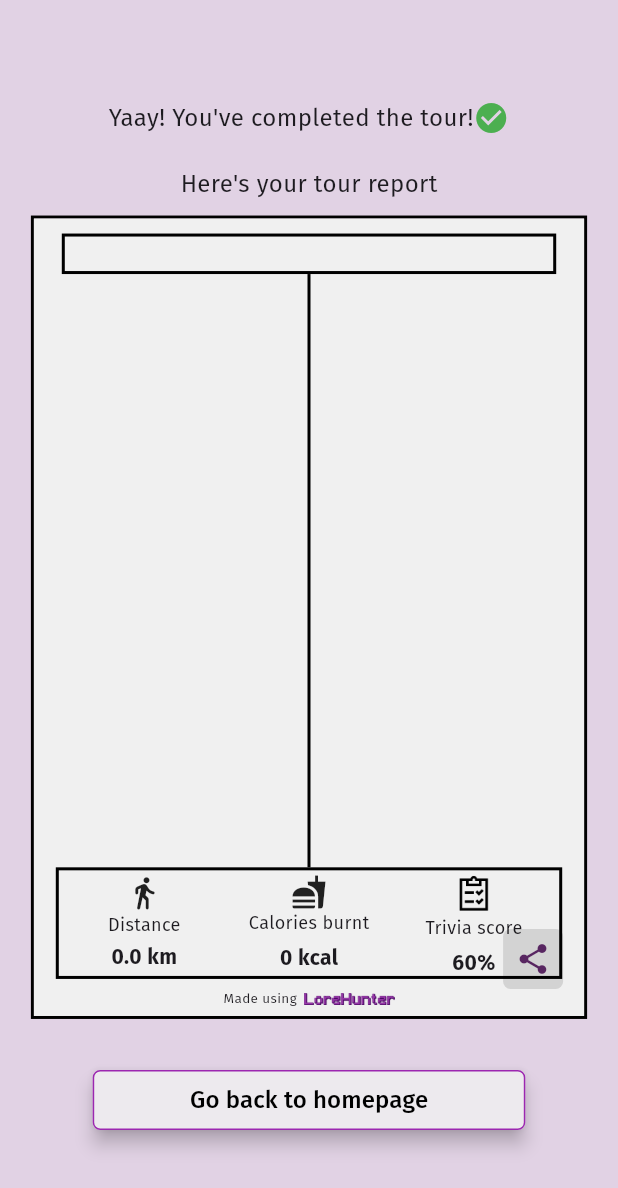
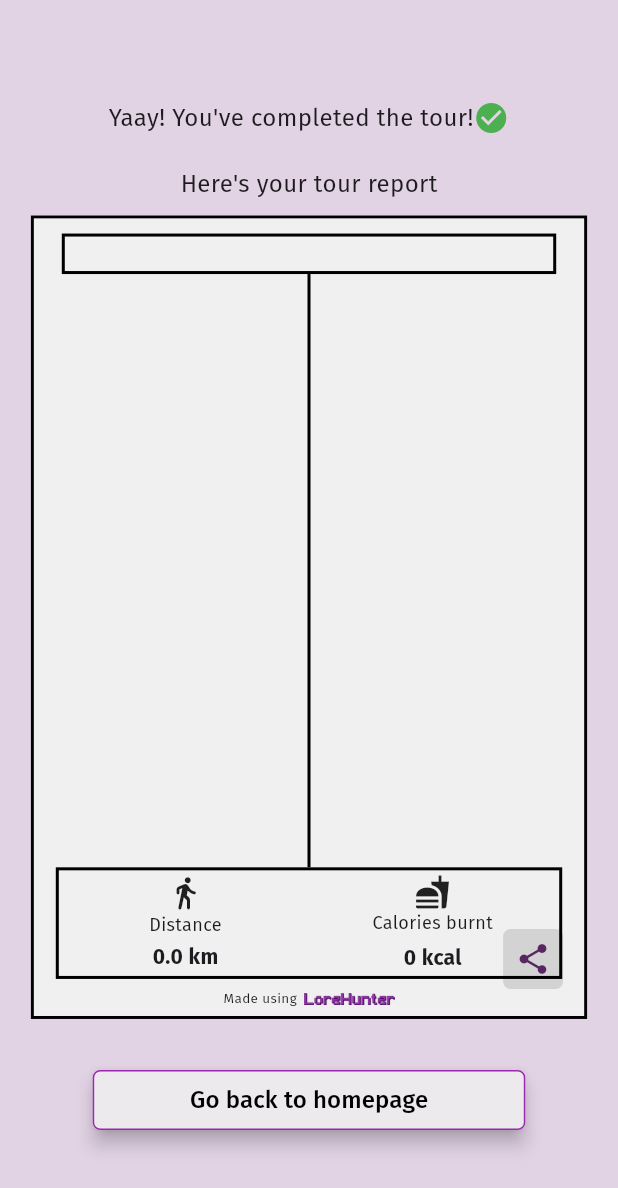
Before and after one commit to gawdam/Lorehunter, a Flutter app: the TourComplete screen opened directly with empty values, on a phone screen of 412 x 824 dp. Shown: the top 1188 px of the screen. Run offline on Flutter 3.47's test engine with Material 3 defaults, Android fonts, the phone set to English and light mode, and no system bars; drawn by our look-alikes of screenshot; our stand-ins replace carousel_slider, csc_picker, dropdown_search, flutter_dotenv, flutter_html, flutter_riverpod and 14 more; missing offline and left inert: country_flags, dart:ffi, ffmpeg_kit_flutter, flutter_polyline_points.

Commit message:
final commit

```diff
--- a/lib/screens/audio_tour.dart
+++ b/lib/screens/audio_tour.dart
@@ -200,7 +200,8 @@ class _AudioTourState extends ConsumerState<AudioTour> {
                                               // padding: EdgeInsets.all(16),
                                               child: Quiz(
                                                 trivia: placeData.trivia,
-                                                onPressed: (trivia) {
+                                                onPressed: (Trivia trivia) {
+                                                  print(trivia.selectedAnswer);
                                                   placeData.trivia = trivia;
                                                   widget
                                                       .tourAudioTranscript
@@ -209,6 +210,7 @@ class _AudioTourState extends ConsumerState<AudioTour> {
                                                       .trivia = trivia;
                                                   ref.invalidate(
                                                       audioTourProvider);
+
                                                   ref
                                                           .read(
                                                               audioTourProvider
@@ -216,6 +218,8 @@ class _AudioTourState extends ConsumerState<AudioTour> {
                                                           .state =
                                                       widget
                                                           .tourAudioTranscript;
+                                                  final audioTour = ref
+                                                      .watch(audioTourProvider);
                                                 },
                                               )),
                                         ],
--- a/lib/screens/tour_complete.dart
+++ b/lib/screens/tour_complete.dart
@@ -5,6 +5,7 @@ import 'package:flutter/cupertino.dart';
 import 'package:flutter/material.dart';
 import 'package:flutter/widgets.dart';
 import 'package:lorehunter/models/tour_details.dart';
+import 'package:lorehunter/screens/homepage.dart';
 import 'package:lorehunter/widgets/tour_complete_itinerary.dart';
 import 'package:path_provider/path_provider.dart';
 import 'package:screenshot/screenshot.dart';
@@ -135,7 +136,10 @@ class TourComplete extends StatelessWidget {
                   borderRadius: BorderRadius.all(Radius.circular(0)),
                 ),
                 child: ElevatedButton(
-                  onPressed: () {},
+                  onPressed: () {
+                    Navigator.push(context,
+                        MaterialPageRoute(builder: (builder) => MyHomePage()));
+                  },
                   style: ElevatedButton.styleFrom(
                     shape: RoundedRectangleBorder(
                       borderRadius: BorderRadius.circular(5),
--- a/lib/widgets/tour_complete_itinerary.dart
+++ b/lib/widgets/tour_complete_itinerary.dart
@@ -1,6 +1,8 @@
 import 'package:flutter/material.dart';
 import 'package:flutter/widgets.dart';
+import 'package:flutter_riverpod/flutter_riverpod.dart';
 import 'package:lorehunter/models/tour_details.dart';
+import 'package:lorehunter/providers/audio_tour_provider.dart';
 
 List<List<String>> splitList(List<String> strings) {
   final oddStrings = <String>[];
@@ -17,13 +19,15 @@ List<List<String>> splitList(List<String> strings) {
   return [evenStrings, oddStrings];
 }
 
-class TourCompleteItinerary extends StatelessWidget {
+class TourCompleteItinerary extends ConsumerWidget {
   Tour tour;
   Size? staticScreenSize;
   TourCompleteItinerary({super.key, required this.tour, this.staticScreenSize});
 
   @override
-  Widget build(BuildContext context) {
+  Widget build(BuildContext context, WidgetRef ref) {
+    final tourAudio = ref.watch(audioTourProvider);
+
     final screenSize = staticScreenSize ?? MediaQuery.of(context).size;
     return Container(
       color: const Color.fromARGB(255, 240, 240, 240),
@@ -293,30 +297,30 @@ class TourCompleteItinerary extends StatelessWidget {
                       ],
                     ),
                   ),
-                  Container(
-                    width: 100,
-                    child: Column(
-                      mainAxisAlignment: MainAxisAlignment.center,
-                      children: [
-                        Image.asset(
-                          "assets/images/quiz_icon.png",
-                          scale: 3.5,
-                        ),
-                        Text(
-                          "Trivia score",
-                          style: TextStyle(fontSize: 12),
-                        ),
-                        SizedBox(
-                          height: 5,
-                        ),
-                        Text(
-                          "60%",
-                          style: TextStyle(
-                              fontSize: 14, fontWeight: FontWeight.bold),
-                        )
-                      ],
-                    ),
-                  )
+                  // Container(
+                  //   width: 100,
+                  //   child: Column(
+                  //     mainAxisAlignment: MainAxisAlignment.center,
+                  //     children: [
+                  //       Image.asset(
+                  //         "assets/images/quiz_icon.png",
+                  //         scale: 3.5,
+                  //       ),
+                  //       Text(
+                  //         "Trivia score",
+                  //         style: TextStyle(fontSize: 12),
+                  //       ),
+                  //       SizedBox(
+                  //         height: 5,
+                  //       ),
+                  //       Text(
+                  //         "${(tourAudio!.placeAudioTranscripts.where((element) => element.trivia.correctAnswer == element.trivia.selectedAnswer).length * 100 / tour.updatedPlaces!.length).toString()}%",
+                  //         style: TextStyle(
+                  //             fontSize: 14, fontWeight: FontWeight.bold),
+                  //       )
+                  //     ],
+                  //   ),
+                  // )
                 ],
               ),
             ),
--- a/lib/widgets/trivia.dart
+++ b/lib/widgets/trivia.dart
@@ -72,8 +72,8 @@ class _QuizState extends State<Quiz> {
                                   selectedOption = index;
                                   isAnswered = true;
                                   widget.trivia.selectedAnswer = selectedOption;
-                                  widget.onPressed(widget.trivia);
                                 });
+                                widget.onPressed(widget.trivia);
                               },
                         style: ElevatedButton.styleFrom(
                           padding: EdgeInsets.all(5),
--- a/pubspec.yaml
+++ b/pubspec.yaml
@@ -16,7 +16,7 @@ publish_to: 'none' # Remove this line if you wish to publish to pub.dev
 # https://developer.apple.com/library/archive/documentation/General/Reference/InfoPlistKeyReference/Articles/CoreFoundationKeys.html
 # In Windows, build-name is used as the major, minor, and patch parts
 # of the product and file versions while build-number is used as the build suffix.
-version: 1.0.8+8
+version: 1.0.10+10
 
 environment:
   sdk: '>=3.3.4 <4.0.0'
```
